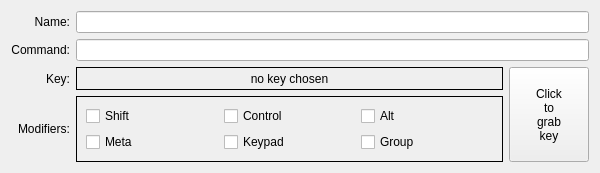
The window that src/ui/keybindings_main_area.ui (Mudlet/Mudlet) describes before a commit, drawn with Qt 5.
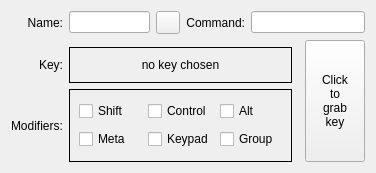
The same window after the commit.

Commit message: Revised: following peer-review hide modifier controls & restore old format

The edit to the form file:
```diff
--- a/src/ui/keybindings_main_area.ui
+++ b/src/ui/keybindings_main_area.ui
@@ -6,7 +6,7 @@
    <rect>
     <x>0</x>
     <y>0</y>
-    <width>600</width>
+    <width>376</width>
     <height>173</height>
    </rect>
   </property>
@@ -16,7 +16,7 @@
     <verstretch>0</verstretch>
    </sizepolicy>
   </property>
-  <layout class="QGridLayout" name="gridLayout" columnstretch="0,1,0">
+  <layout class="QGridLayout" name="gridLayout" rowstretch="0,0,1,2" columnstretch="0,2,0,0,1,0,1">
    <item row="0" column="0">
     <widget class="QLabel" name="label_key_name">
      <property name="text">
@@ -27,14 +27,27 @@
      </property>
     </widget>
    </item>
-   <item row="0" column="1" colspan="2">
+   <item row="0" column="1">
     <widget class="QLineEdit" name="lineEdit_key_name">
      <property name="toolTip">
       <string>&lt;p&gt;Choose a good, ideally unique, name for your key or key group. This will be displayed in the key tree.&lt;/p&gt;</string>
      </property>
     </widget>
    </item>
-   <item row="1" column="0" alignment="Qt::AlignRight">
+   <item row="0" column="2">
+    <widget class="QToolButton" name="toolButton_toggleModiferControls">
+     <property name="text">
+      <string notr="true"/>
+     </property>
+     <property name="toolTip">
+      <string>&lt;p&gt;Use this to show or hide the controls to adjust the modifiers for the key-binding after it has been grabbed.&lt;/p&gt;</string>
+     </property>
+     <property name="checkable">
+      <bool>true</bool>
+     </property>
+    </widget>
+   </item>
+   <item row="0" column="3">
     <widget class="QLabel" name="label_key_command">
      <property name="text">
       <string>Command:</string>
@@ -44,13 +57,60 @@
      </property>
     </widget>
    </item>
-   <item row="1" column="1" colspan="2">
+   <item row="0" column="4" colspan="3">
     <widget class="QLineEdit" name="lineEdit_key_command">
      <property name="toolTip">
       <string>&lt;p&gt;Type in one or more commands you want the key to send directly to the game when pressed. (Optional)&lt;/p&gt;&lt;p&gt;To send more complex commands, that could depend on or need to modifies variables within this profile a Lua script should be entered &lt;i&gt;instead&lt;/i&gt; in the editor area below.  Anything entered here is, literally, just sent to the game server.&lt;/p&gt;&lt;p&gt;It is permissable to use both this &lt;i&gt;and&lt;/i&gt; a Lua script - this will be sent &lt;b&gt;before&lt;/b&gt; the script is run.&lt;/p&gt;</string>
      </property>
     </widget>
    </item>
+   <item row="1" column="0" colspan="5">
+    <spacer name="horizontalSpacer_forceKeyDetailsToWidest">
+     <property name="orientation">
+      <enum>Qt::Horizontal</enum>
+     </property>
+     <property name="sizeHint" stdset="0">
+      <size>
+       <width>40</width>
+       <height>1</height>
+      </size>
+     </property>
+    </spacer>
+   </item>
+   <item row="1" column="6" rowspan="3">
+    <widget class="QPushButton" name="pushButton_key_grabKey">
+     <property name="sizePolicy">
+      <sizepolicy hsizetype="Minimum" vsizetype="Minimum">
+       <horstretch>0</horstretch>
+       <verstretch>0</verstretch>
+      </sizepolicy>
+     </property>
+     <property name="minimumSize">
+      <size>
+       <width>60</width>
+       <height>0</height>
+      </size>
+     </property>
+     <property name="maximumSize">
+      <size>
+       <width>100</width>
+       <height>16777215</height>
+      </size>
+     </property>
+     <property name="text">
+      <string>Click
+to
+grab
+key</string>
+     </property>
+     <property name="checkable">
+      <bool>true</bool>
+     </property>
+     <property name="checked">
+      <bool>false</bool>
+     </property>
+    </widget>
+   </item>
    <item row="2" column="0">
     <widget class="QLabel" name="label_key_binding_label">
      <property name="text">
@@ -61,7 +121,7 @@
      </property>
     </widget>
    </item>
-   <item row="2" column="1">
+   <item row="2" column="1" colspan="4">
     <widget class="QLabel" name="label_key_binding_value">
      <property name="frameShape">
       <enum>QFrame::Box</enum>
@@ -83,7 +143,14 @@
      </property>
     </widget>
    </item>
-   <item row="3" column="1">
+   <item row="3" column="0">
+    <widget class="QLabel" name="label_key_modifiers_label">
+     <property name="text">
+      <string>Modifiers:</string>
+     </property>
+    </widget>
+   </item>
+   <item row="3" column="1" colspan="4">
     <widget class="QFrame" name="frame_modifiers">
      <property name="frameShape">
       <enum>QFrame::Box</enum>
@@ -158,34 +225,21 @@
      </layout>
     </widget>
    </item>
-   <item row="3" column="0" alignment="Qt::AlignRight">
-    <widget class="QLabel" name="label_key_modifiers_label">
-     <property name="text">
-      <string>Modifiers:</string>
+   <item row="3" column="5">
+    <spacer name="verticalSpacer_forceKeyDetailsToTop">
+     <property name="orientation">
+      <enum>Qt::Vertical</enum>
      </property>
-    </widget>
-   </item>
-   <item row="2" column="2" rowspan="2">
-    <widget class="QPushButton" name="pushButton_key_grabKey">
-     <property name="sizePolicy">
-      <sizepolicy hsizetype="Expanding" vsizetype="Expanding">
-       <horstretch>0</horstretch>
-       <verstretch>0</verstretch>
-      </sizepolicy>
+     <property name="sizeType">
+      <enum>QSizePolicy::MinimumExpanding</enum>
      </property>
-     <property name="text">
-      <string>Click
-to
-grab
-key</string>
+     <property name="sizeHint" stdset="0">
+      <size>
+       <width>1</width>
+       <height>40</height>
+      </size>
      </property>
-     <property name="checkable">
-      <bool>true</bool>
-     </property>
-     <property name="checked">
-      <bool>false</bool>
-     </property>
-    </widget>
+    </spacer>
    </item>
   </layout>
  </widget>
```
Left out of the diff: 46 changed lines with no effect on the pictures. The commit also changes 6 other files.
